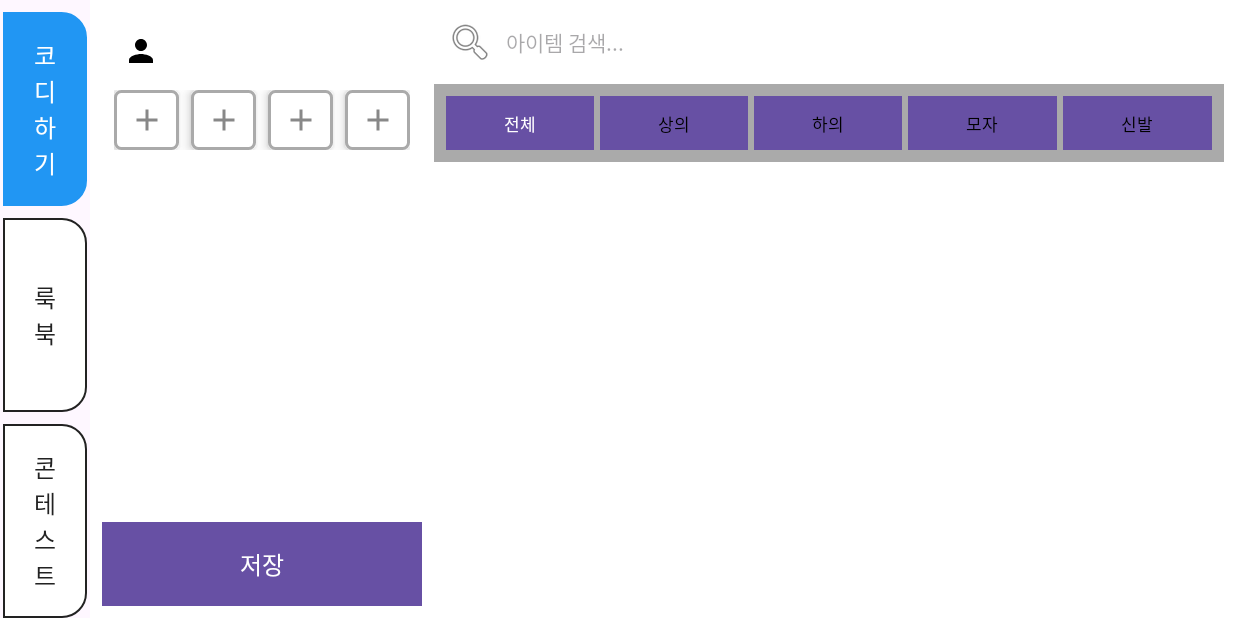
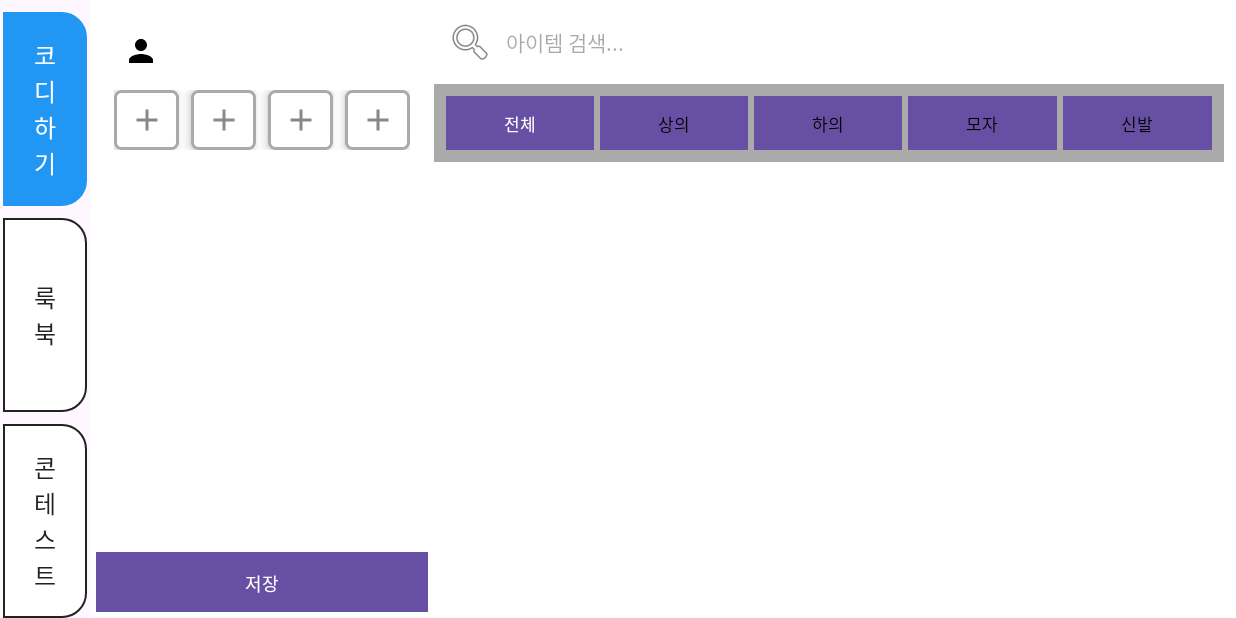
Before and after one commit to happyfacehappyface/nookstyle, an Android app: the screen it shows after launch (MainActivity), on a phone screen of 824 x 412 dp (held sideways). Run offline under Robolectric (Android 15) with nearby library versions, the phone set to English and light mode, and no system bars.

Commit message:
Modify: resize btnsave

```diff
--- a/app/src/main/res/layout/fragment_tab1.xml
+++ b/app/src/main/res/layout/fragment_tab1.xml
@@ -261,13 +261,13 @@
         <Button
             android:id="@+id/btnSave"
             android:layout_width="match_parent"
-            android:layout_height="wrap_content"
-            android:layout_margin="8dp"
+            android:layout_height="40dp"
+            android:layout_margin="4dp"
             android:text="저장"
-            android:textSize="16sp"
+            android:textSize="12sp"
             android:background="@android:color/holo_green_light"
             android:textColor="@android:color/white"
-            android:padding="12dp"
+            android:padding="8dp"
             app:layout_constraintBottom_toBottomOf="parent"/>
 
     </androidx.constraintlayout.widget.ConstraintLayout>
```
